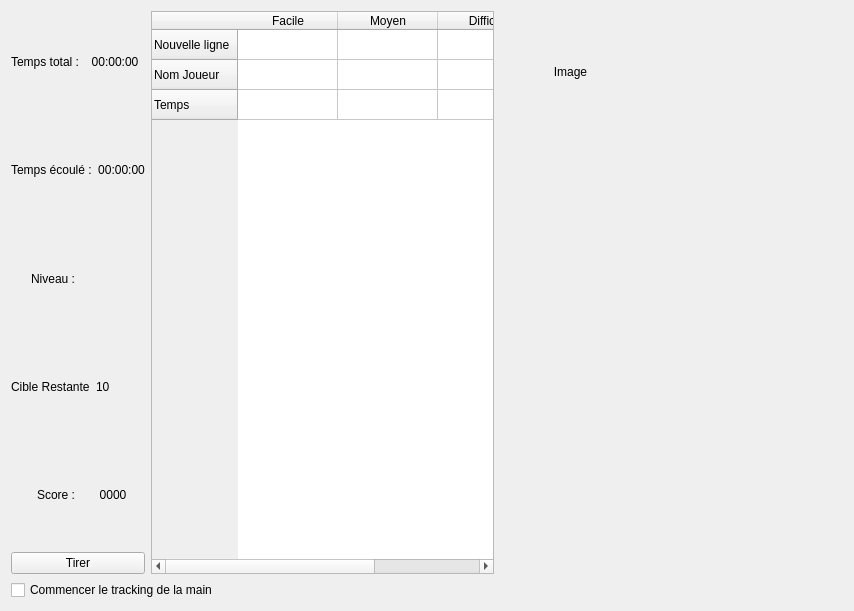
Above: MyOpenGL/window.ui from HugoPopo/trebuchetse before the change. Below: the same form after it.
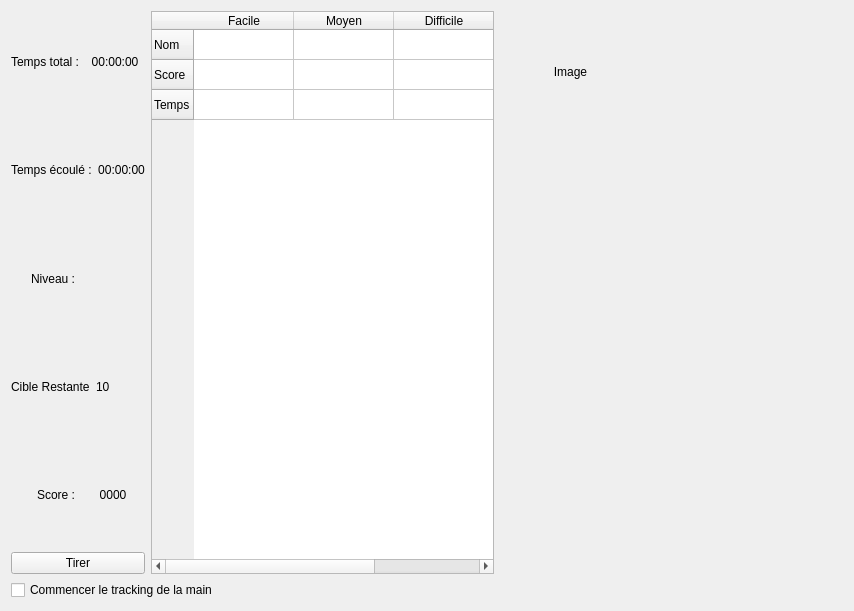
That is the form after the change. Custom widgets are drawn as their Qt base class.

Commit message: Petit score :pager:

```diff
--- a/MyOpenGL/window.ui
+++ b/MyOpenGL/window.ui
@@ -142,12 +142,12 @@
       <widget class="QTableWidget" name="tableWidget">
        <row>
         <property name="text">
-         <string>Nouvelle ligne</string>
+         <string>Nom</string>
         </property>
        </row>
        <row>
         <property name="text">
-         <string>Nom Joueur</string>
+         <string>Score</string>
         </property>
        </row>
        <row>
```
Left out of the diff: 2 changed lines with no effect on the pictures. The commit also changes 2 other files.
